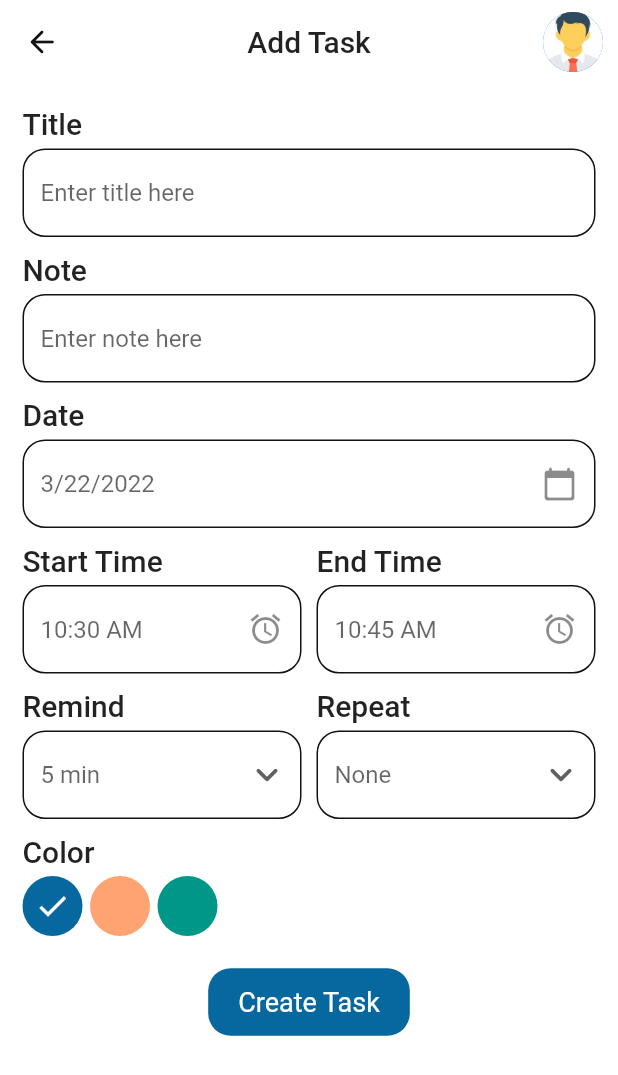
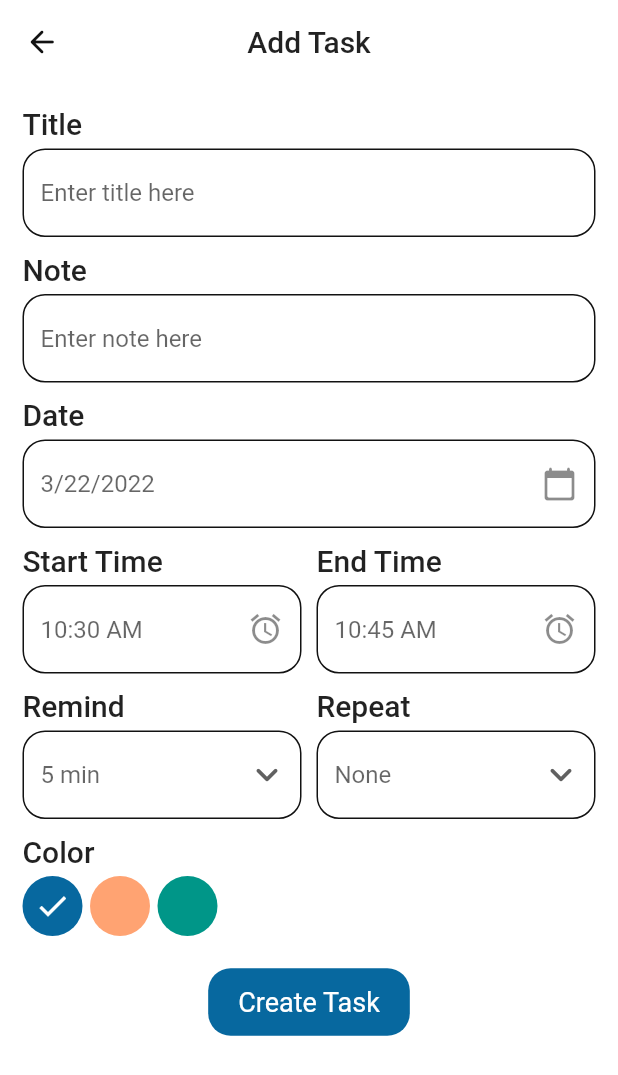
Before and after one commit to Amr-Mahm0ud/To-Do-App, a Flutter app: the AddTask screen opened directly, on a phone screen of 412 x 824 dp. Shown: the top 1075 px of the screen. Run offline on Flutter 3.47's test engine with Material 2 defaults, Android fonts, the phone set to English and light mode, and no system bars; our stand-ins replace date_picker_timeline, flutter_local_notifications, flutter_staggered_animations, flutter_svg, get, get_storage and 2 more; missing offline and left inert: flutter_animated_button; accounts and stored records are empty.

```diff
--- a/lib/design/screens/add_task.dart
+++ b/lib/design/screens/add_task.dart
@@ -30,8 +30,18 @@ class _AddTaskState extends State<AddTask> {
   @override
   Widget build(BuildContext context) {
     return Scaffold(
-      appBar: customAppBar(
-        title: 'Add Task',
+      appBar: AppBar(
+        leading: IconButton(
+          icon: Icon(Icons.arrow_back_rounded,
+              color: context.theme.iconTheme.color),
+          onPressed: () {
+            Get.back();
+          },
+        ),
+        title: Text(
+          'Add Task',
+          style: TextStyle(color: context.theme.textTheme.headline6!.color),
+        ),
         centerTitle: true,
       ),
       body: SingleChildScrollView(
@@ -205,32 +215,4 @@ class _AddTaskState extends State<AddTask> {
       ),
     );
   }
-
-  AppBar customAppBar({required String title, required bool centerTitle}) {
-    return AppBar(
-      leading: IconButton(
-        icon: Icon(Icons.arrow_back_rounded,
-            color: context.theme.iconTheme.color),
-        onPressed: () {
-          Get.back();
-        },
-      ),
-      actions: [
-        Padding(
-          padding: const EdgeInsets.only(right: 10),
-          child: GestureDetector(
-            onTap: () {},
-            child: const CircleAvatar(
-              backgroundImage: AssetImage('assets/images/person.jpeg'),
-            ),
-          ),
-        ),
-      ],
-      title: Text(
-        title,
-        style: TextStyle(color: context.theme.textTheme.headline6!.color),
-      ),
-      centerTitle: centerTitle,
-    );
-  }
 }
--- a/lib/logic/controllers/task_controller.dart
+++ b/lib/logic/controllers/task_controller.dart
@@ -1,4 +1,5 @@
 import 'package:get/state_manager.dart';
+import 'package:intl/intl.dart';
 import '../models/task.dart';
 
 class TaskController extends GetxController {
@@ -8,24 +9,36 @@ class TaskController extends GetxController {
         note:
             'note note note note note note note note note note note note note note note note note note note note note note note note note',
         isCompleted: 0,
-        startTime: '10:30',
-        endTime: '11:00',
+        startTime: DateFormat('hh:mm a')
+            .format(DateTime.now().add(const Duration(minutes: 5)))
+            .toString(),
+        endTime: DateFormat('hh:mm a')
+            .format(DateTime.now().add(const Duration(minutes: 30)))
+            .toString(),
         color: 2),
     Task(
         title: 'Title',
         note:
             'note note note note note note note note note note note note note note note note note note note note note note note note note',
         isCompleted: 1,
-        startTime: '10:30',
-        endTime: '11:00',
+        startTime: DateFormat('hh:mm a')
+            .format(DateTime.now().add(const Duration(minutes: 10)))
+            .toString(),
+        endTime: DateFormat('hh:mm a')
+            .format(DateTime.now().add(const Duration(minutes: 35)))
+            .toString(),
         color: 0),
     Task(
         title: 'Title',
         note:
             'note note note note note note note note note note note note note note note note note note note note note note note note note',
         isCompleted: 0,
-        startTime: '10:30',
-        endTime: '11:00',
+        startTime: DateFormat('hh:mm a')
+            .format(DateTime.now().add(const Duration(minutes: 15)))
+            .toString(),
+        endTime: DateFormat('hh:mm a')
+            .format(DateTime.now().add(const Duration(minutes: 40)))
+            .toString(),
         color: 1),
   ];
   getTasks() {}
--- a/lib/main.dart
+++ b/lib/main.dart
@@ -1,6 +1,7 @@
 import 'package:flutter/material.dart';
 import 'package:get/get.dart';
 import 'package:get_storage/get_storage.dart';
+import '/logic/db/db_helper.dart';
 import 'constants/theme.dart';
 import 'design/screens/home.dart';
 import 'logic/services/notification_services.dart';
@@ -9,6 +10,7 @@ import 'logic/services/theme_services.dart';
 void main() async {
   WidgetsFlutterBinding.ensureInitialized();
   await GetStorage.init();
+  await DBHelper.initDB();
   await NotifyHelper().initializeNotification();
   runApp(const ToDoApp());
 }
--- a/pubspec.yaml
+++ b/pubspec.yaml
@@ -23,6 +23,7 @@ dependencies:
   flutter_staggered_animations: ^1.0.0
   flutter_animated_button: ^2.0.0
   animations: ^2.0.2
+  sqflite: ^2.0.2
 
 dev_dependencies:
   flutter_test:
```
Also changed, not shown: lib/design/screens/home.dart (+38 -39 lines), lib/logic/db/db_helper.dart (+59 -1 lines), lib/logic/models/task.dart (+32 -0 lines), lib/logic/services/notification_services.dart (+28 -17 lines), pubspec.lock.
